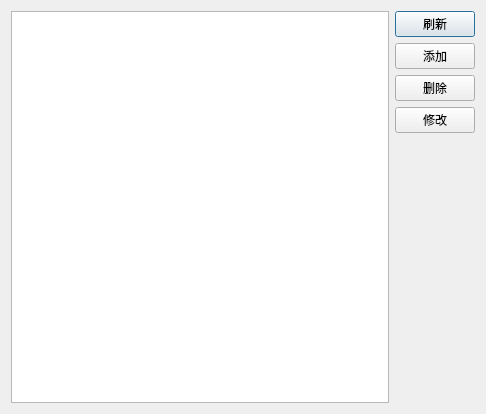
Old version of the form ui_app/drug_rormulation.ui in the repository live1089/pharmacy_system.
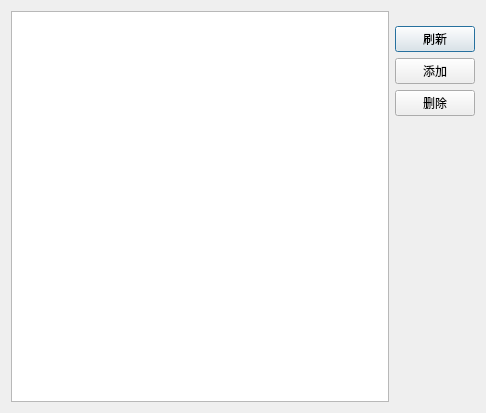
New version of the form.

```diff
--- a/ui_app/drug_rormulation.ui
+++ b/ui_app/drug_rormulation.ui
@@ -39,13 +39,6 @@
          </property>
         </widget>
        </item>
-       <item>
-        <widget class="QPushButton" name="modify_btn">
-         <property name="text">
-          <string>修改</string>
-         </property>
-        </widget>
-       </item>
        <item>
         <spacer name="verticalSpacer">
          <property name="orientation">
```
